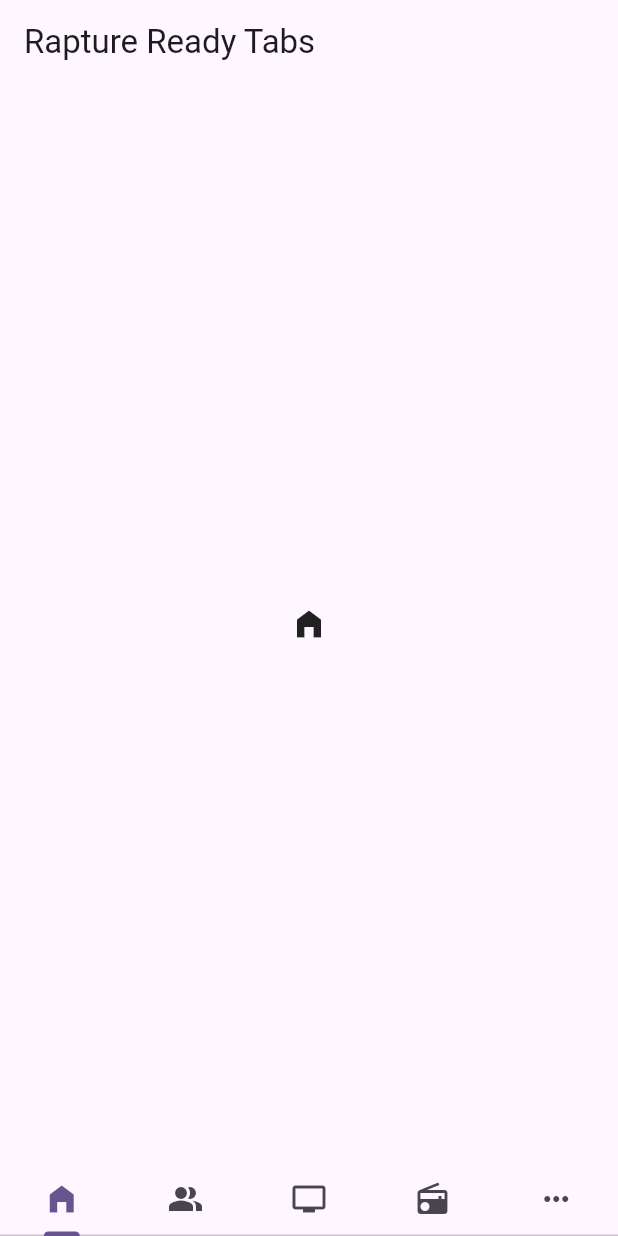
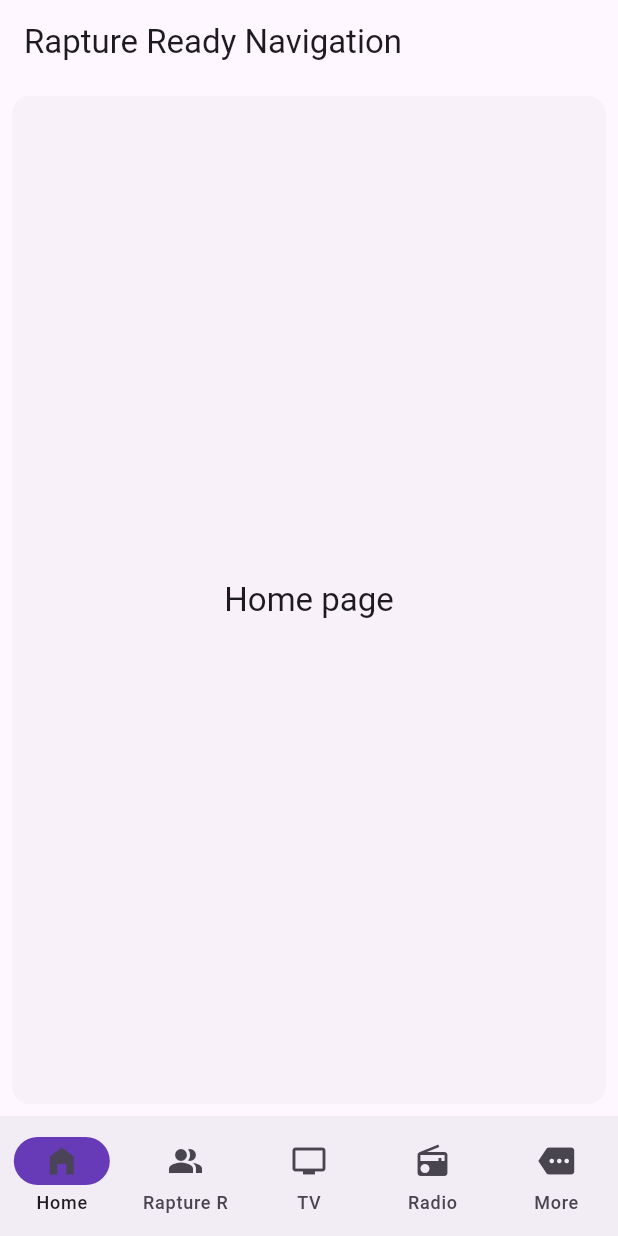
Before and after one commit to vmedia7/vertizontal-media-flutter-app, a Flutter app: the screen it shows after launch, on a phone screen of 412 x 824 dp. Run offline on Flutter 3.47's test engine with Material 3 defaults, Android fonts, the phone set to English and light mode, and no system bars.

Commit message:
feat: NavigationBar with labels

```diff
--- a/lib/main.dart
+++ b/lib/main.dart
@@ -30,33 +30,138 @@ class MyApp extends StatelessWidget {
         // tested with just a hot reload.
         colorScheme: ColorScheme.fromSeed(seedColor: Colors.deepPurple),
       ),
-      home: DefaultTabController(
-        length: 5,
-        child: Scaffold(
+      home: AppNavigation()
+    );
+  }
+}
+
+class AppNavigation extends StatefulWidget {
+  const AppNavigation({super.key});
+
+  @override
+  State<AppNavigation> createState() => _AppNavigationState();
+}
+
+class _AppNavigationState extends State<AppNavigation> {
+  int currentPageIndex = 0;
+
+  @override
+  Widget build(BuildContext context) {
+    final ThemeData theme = Theme.of(context);
+    return Scaffold(
       appBar: AppBar(
-            title: const Text('Rapture Ready Tabs'),
+        title: const Text('Rapture Ready Navigation'),
       ),
-          bottomNavigationBar: const TabBar(
-              tabs: [
-                Tab(icon: Icon(Icons.home_filled)),
-                Tab(icon: Icon(Icons.people_alt)),
-                Tab(icon: Icon(Icons.tv)),
-                Tab(icon: Icon(Icons.radio)),
-                Tab(icon: Icon(Icons.more_horiz)),
+
+      bottomNavigationBar: NavigationBar(
+        onDestinationSelected: (int index) {
+          setState(() {
+            currentPageIndex = index;
+          });
+        },
+        indicatorColor: Colors.deepPurple,
+        selectedIndex: currentPageIndex,
+        destinations: const <Widget>[
+          NavigationDestination(
+            selectedIcon: Icon(Icons.home_filled),
+            icon: Icon(Icons.home_filled),
+            label: 'Home',
+          ),
+          NavigationDestination(
+            selectedIcon: Icon(Icons.people_alt),
+            icon: Icon(Icons.people_alt),
+            label: 'Rapture R',
+          ),
+          NavigationDestination(
+            selectedIcon: Icon(Icons.tv),
+            icon: Icon(Icons.tv),
+            label: 'TV',
+          ),
+          NavigationDestination(
+            selectedIcon: Icon(Icons.radio),
+            icon: Icon(Icons.radio),
+            label: 'Radio',
+          ),
+          NavigationDestination(
+            selectedIcon: Icon(Icons.more),
+            icon: Icon(Icons.more),
+            label: 'More',
+          ),
         ],
       ),
-
-          body: const TabBarView(
-            children: [
-              Icon(Icons.home_filled),
-              Icon(Icons.people_alt),
-              Icon(Icons.tv),
-              Icon(Icons.radio),
-              Icon(Icons.more_horiz),
-            ],
+      body:
+          <Widget>[
+            /// Home page
+            Card(
+              shadowColor: Colors.transparent,
+              margin: const EdgeInsets.all(8.0),
+              child: SizedBox.expand(
+                child: Center(
+                  child: Text(
+                    'Home page',
+                    style: theme.textTheme.titleLarge
                   ),
                 ),
               ),
+            ),
+
+            // Rapture R Page
+            Card(
+              shadowColor: Colors.transparent,
+              margin: const EdgeInsets.all(8.0),
+              child: SizedBox.expand(
+                child: Center(
+                  child: Text(
+                    'Rapture R Page',
+                    style: theme.textTheme.titleLarge
+                  ),
+                ),
+              ),
+            ),
+
+            // TV Page
+            Card(
+              shadowColor: Colors.transparent,
+              margin: const EdgeInsets.all(8.0),
+              child: SizedBox.expand(
+                child: Center(
+                  child: Text(
+                    'TV Page',
+                    style: theme.textTheme.titleLarge
+                  ),
+                ),
+              ),
+            ),
+
+            // Radio Page
+            Card(
+              shadowColor: Colors.transparent,
+              margin: const EdgeInsets.all(8.0),
+              child: SizedBox.expand(
+                child: Center(
+                  child: Text(
+                    'Radio Page',
+                    style: theme.textTheme.titleLarge
+                  ),
+                ),
+              ),
+            ),
+
+            // More Page
+            Card(
+              shadowColor: Colors.transparent,
+              margin: const EdgeInsets.all(8.0),
+              child: SizedBox.expand(
+                child: Center(
+                  child: Text(
+                    'More Page',
+                    style: theme.textTheme.titleLarge
+                  ),
+                ),
+              ),
+            ),
+
+          ][currentPageIndex],
     );
   }
 }
--- a/pubspec.yaml
+++ b/pubspec.yaml
@@ -16,7 +16,7 @@ publish_to: 'none' # Remove this line if you wish to publish to pub.dev
 # https://developer.apple.com/library/archive/documentation/General/Reference/InfoPlistKeyReference/Articles/CoreFoundationKeys.html
 # In Windows, build-name is used as the major, minor, and patch parts
 # of the product and file versions while build-number is used as the build suffix.
-version: 1.0.2+1
+version: 1.0.3+1
 
 environment:
   sdk: ^3.8.1
```
Lines whose indentation alone changed are shown as unchanged.
